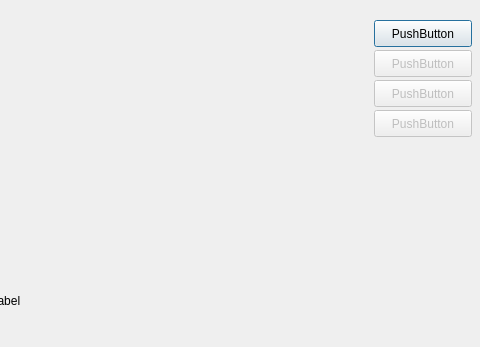
This is src/laser.ui in JinqiaoShi/kinectLaserCalibration as Qt 5 draws it before an edit; both pictures show x 376 to 856 and y 0 to 347 of the 856 by 607 pixel window. The edited form follows.
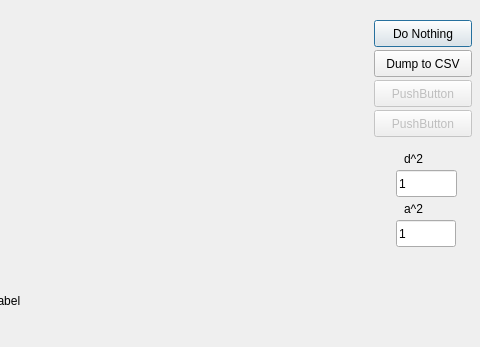
This is the edited form.

Commit message: added dump function added artificial calibration function

What changed in the file:
```diff
--- a/src/laser.ui
+++ b/src/laser.ui
@@ -23,7 +23,7 @@
     </rect>
    </property>
    <property name="text">
-    <string>PushButton</string>
+    <string>Do Nothing</string>
    </property>
   </widget>
   <widget class="QPushButton" name="pushButton_2">
@@ -44,7 +44,7 @@
   </widget>
   <widget class="QPushButton" name="pushButton_3">
    <property name="enabled">
-    <bool>false</bool>
+    <bool>true</bool>
    </property>
    <property name="geometry">
     <rect>
@@ -55,7 +55,7 @@
     </rect>
    </property>
    <property name="text">
-    <string>PushButton</string>
+    <string>Dump to CSV</string>
    </property>
   </widget>
   <widget class="QPushButton" name="pushButton_4">
@@ -93,6 +93,58 @@
     <set>Qt::AlignCenter</set>
    </property>
   </widget>
+  <widget class="QLineEdit" name="lineEdit">
+   <property name="geometry">
+    <rect>
+     <x>772</x>
+     <y>170</y>
+     <width>61</width>
+     <height>27</height>
+    </rect>
+   </property>
+   <property name="text">
+    <string>1</string>
+   </property>
+  </widget>
+  <widget class="QLineEdit" name="lineEdit_2">
+   <property name="geometry">
+    <rect>
+     <x>772</x>
+     <y>220</y>
+     <width>60</width>
+     <height>27</height>
+    </rect>
+   </property>
+   <property name="text">
+    <string>1</string>
+   </property>
+  </widget>
+  <widget class="QLabel" name="label_2">
+   <property name="geometry">
+    <rect>
+     <x>780</x>
+     <y>150</y>
+     <width>41</width>
+     <height>17</height>
+    </rect>
+   </property>
+   <property name="text">
+    <string>d^2</string>
+   </property>
+  </widget>
+  <widget class="QLabel" name="label_3">
+   <property name="geometry">
+    <rect>
+     <x>780</x>
+     <y>200</y>
+     <width>41</width>
+     <height>17</height>
+    </rect>
+   </property>
+   <property name="text">
+    <string>a^2</string>
+   </property>
+  </widget>
  </widget>
  <resources/>
  <connections/>
```
The commit also changes 6 other files.
